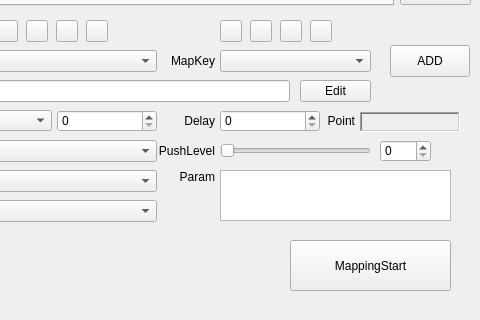
Qt form QKeyMapper/qkeymapper.ui (Zalafina/QKeyMapper) before a commit; both pictures show x 590 to 1070 and y 350 to 670 of the 1070 by 670 pixel window.
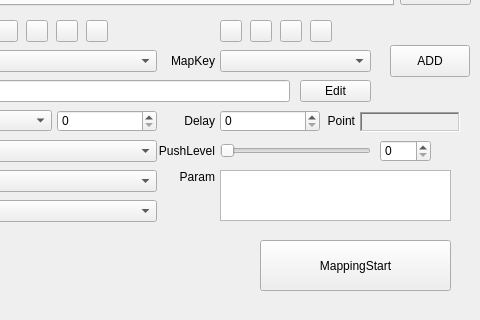
The same form after that commit. Custom widgets are drawn as their Qt base class.

Commit message: Add Save & Start - part2.

The edit to the form file:
```diff
--- a/QKeyMapper/qkeymapper.ui
+++ b/QKeyMapper/qkeymapper.ui
@@ -34,9 +34,9 @@
     <widget class="MappingStartToolButton" name="keymapButton">
    <property name="geometry">
     <rect>
-     <x>880</x>
+     <x>850</x>
      <y>590</y>
-     <width>161</width>
+     <width>191</width>
      <height>51</height>
     </rect>
    </property>
```
Lines whose indentation alone changed are shown as unchanged. The commit also changes 2 other files.
